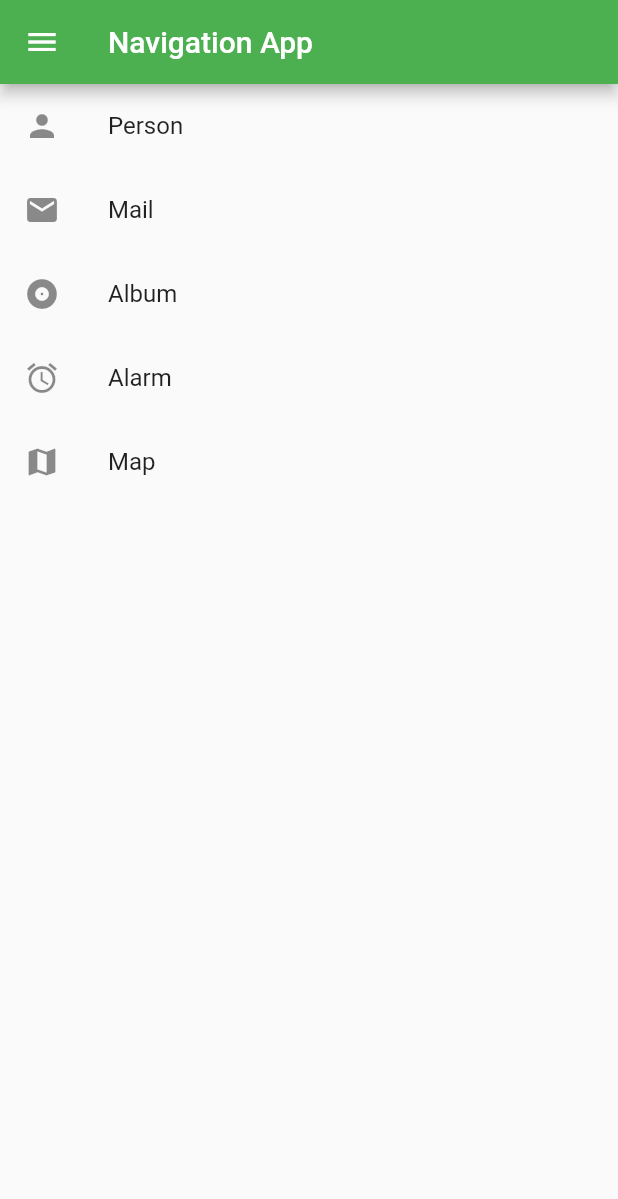
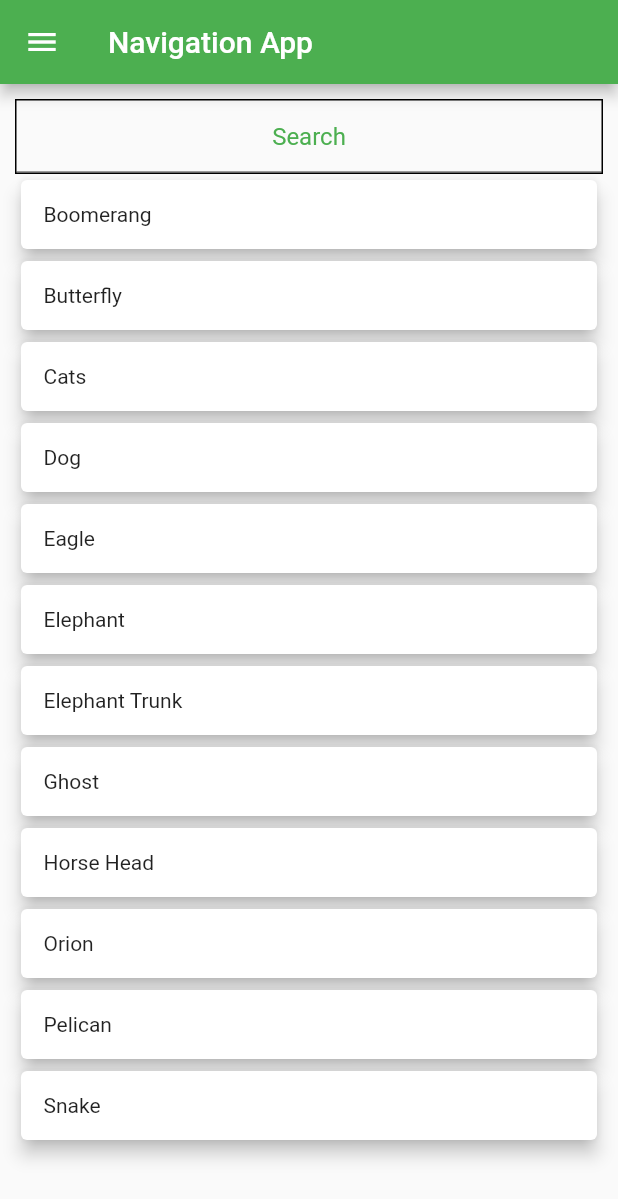
Before and after one commit to imaldi/flutter_basic_5_List_and_Images, a Flutter app: the screen it shows after launch, on a phone screen of 412 x 824 dp. Shown: the top 1199 px of the screen. Run offline on Flutter 3.47's test engine with Material 2 defaults, Android fonts, the phone set to English and light mode, and no system bars; our stand-ins replace numberpicker.

```diff
--- a/lib/listview_screen.dart
+++ b/lib/listview_screen.dart
@@ -6,6 +6,43 @@ class ListViewScreen extends StatefulWidget {
 }
 
 class _ListViewScreenState extends State<ListViewScreen> {
+  var etSearch = new TextEditingController();
+  bool firstSearch = true;
+  String query = "";
+
+  //data list
+  List<String> dataList;
+  List<String> filterList;
+
+  @override
+  void initState() {
+    super.initState();
+    dataList = new List<String>();
+    dataList = [
+      "Snake","Elephant","Cats","Dog","Orion","Boomerang","Pelican","Ghost",
+      "Eagle","Horse Head", "Elephant Trunk","Butterfly"
+    ];
+
+    //sort data
+    dataList.sort();
+  }
+
+  _ListViewScreenState(){
+    etSearch.addListener(() {
+      if(etSearch.text.isEmpty){
+        setState(() {
+          firstSearch = true;
+          query = "";
+        });
+      } else {
+        //data tidak kosong
+        setState(() {
+          firstSearch = false;
+          query = etSearch.text;
+        });
+      }
+    });
+  }
   @override
   Widget build(BuildContext context) {
     return new Scaffold(
@@ -68,33 +105,109 @@ class _ListViewScreenState extends State<ListViewScreen> {
                 Navigator.of(context).pushNamed('/image');
               },
             ),
+            new ListTile(
+              title: new Text("Number Picker Demo"),
+              trailing: new Icon(Icons.language),
+              onTap: (){
+                Navigator.of(context).pop();
+                Navigator.of(context).pushNamed('/number_picker');
+              },
+            ),
           ],
         ),
       ),
-      body: ListView(
-        children: <Widget>[
-          ListTile(
-            leading: Icon(Icons.person),
-            title: Text('Person'),
-          ),
-          ListTile(
-            leading: Icon(Icons.mail),
-            title: Text('Mail'),
-          ),
-          ListTile(
-            leading: Icon(Icons.album),
-            title: Text('Album'),
-          ),
-          ListTile(
-            leading: Icon(Icons.alarm),
-            title: Text('Alarm'),
-          ),
-          ListTile(
-            leading: Icon(Icons.map),
-            title: Text('Map'),
-          ),
-        ],
-      )
+      body: Container(
+        margin: EdgeInsets.only(left: 10.0,right: 10.0,top: 10.0),
+        child: Column(
+          children: [
+            _createSearchView(),
+            firstSearch ? _createListView() : _performSearch()
+          ],
+        ),
+      ),
+      // ListView(
+      //   children: <Widget>[
+      //     ListTile(
+      //       leading: Icon(Icons.person),
+      //       title: Text('Person'),
+      //     ),
+      //     ListTile(
+      //       leading: Icon(Icons.mail),
+      //       title: Text('Mail'),
+      //     ),
+      //     ListTile(
+      //       leading: Icon(Icons.album),
+      //       title: Text('Album'),
+      //     ),
+      //     ListTile(
+      //       leading: Icon(Icons.alarm),
+      //       title: Text('Alarm'),
+      //     ),
+      //     ListTile(
+      //       leading: Icon(Icons.map),
+      //       title: Text('Map'),
+      //     ),
+      //   ],
+      // )
     );
   }
+
+  Widget _createSearchView(){
+    return Container(
+      decoration: BoxDecoration(
+        border: Border.all(width: 1.0)
+      ),
+      child: TextField(
+        controller: etSearch,
+        decoration: InputDecoration(
+          hintText: 'Search',
+          hintStyle: TextStyle(color: Colors.green),
+        ),
+        textAlign: TextAlign.center,
+      ),
+    );
+  }
+
+  //widget untuk listview
+  Widget _createListView(){
+    return Flexible(
+      child: ListView.builder(
+          itemCount: dataList.length,
+          itemBuilder: (BuildContext context, int index){
+            return Card(
+              color: Colors.white,
+              elevation: 5.0,
+              child: Container(
+                margin: EdgeInsets.all(15.0),
+                child: Text("${dataList[index]}"),
+              ),
+            );
+          }),
+    );
+  }
+
+  Widget _performSearch(){
+    filterList = new List<String>();
+    for(int i=0; i<dataList.length; i++){
+      var item = dataList[i];
+      if(item.toLowerCase().contains(query.toLowerCase())) {
+        filterList.add(item);
+      }
+    }
+    return _createFilteredListView();
+  }
+
+  Widget _createFilteredListView(){
+    return Flexible(
+      child: ListView.builder(
+          itemCount: filterList.length,
+          itemBuilder: (BuildContext context, int index){
+      return Card(
+        child: Container(
+          margin: EdgeInsets.all(15.0),
+          child: Text('${filterList[index]}'),
+        ),
+      );
+    }),);
+  }
 }
--- a/lib/main.dart
+++ b/lib/main.dart
@@ -1,5 +1,6 @@
 import 'package:flutter/material.dart';
 import 'package:flutter_basic_5/image_screen.dart';
+import 'package:flutter_basic_5/number_picker.dart';
 import 'package:flutter_basic_5/pengembalian_data.dart';
 import 'package:flutter_basic_5/pengiriman_data.dart';
 import 'animation_screen.dart';
@@ -29,6 +30,7 @@ class MyApp extends StatelessWidget {
         '/sent_data':(BuildContext context) => new NewsScreen(),
         '/request_data':(BuildContext context) => new RequestDataScreen(),
         '/image':(BuildContext context) => new ImageDemoScreen(),
+        '/number_picker':(BuildContext context) => new NumberPickerScreen(),
       },
     );
   }
--- a/pubspec.yaml
+++ b/pubspec.yaml
@@ -21,6 +21,7 @@ environment:
   sdk: ">=2.7.0 <3.0.0"
 
 dependencies:
+  numberpicker: ^1.3.0
   flutter:
     sdk: flutter
 
@@ -30,6 +31,7 @@ dependencies:
   cupertino_icons: ^0.1.3
 
 dev_dependencies:
+
   flutter_test:
     sdk: flutter
 
```
Also changed, not shown: lib/number_picker.dart (added, +117 -0 lines), pubspec.lock.
